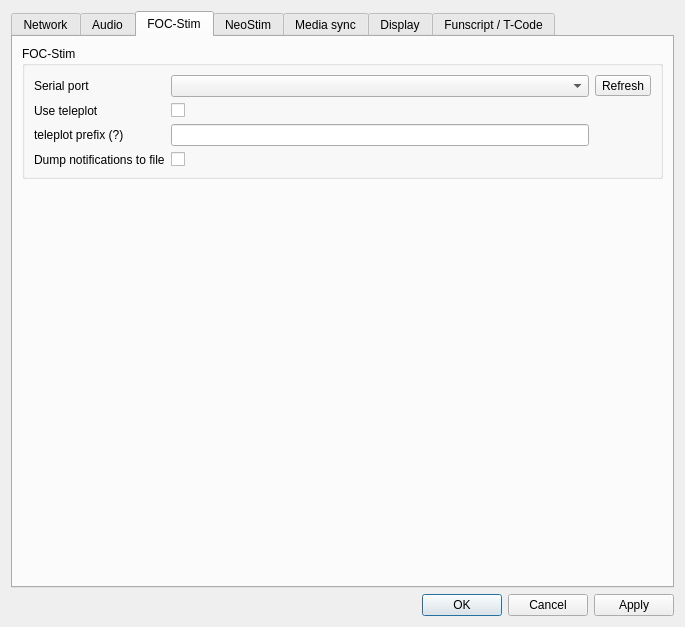
Old version of the form designer/preferencesdialog.ui in the repository diglet48/restim.
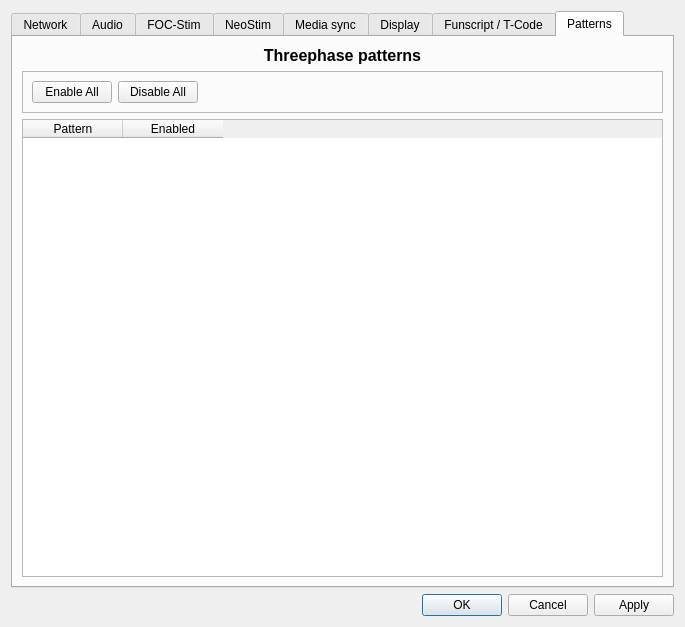
New version of the form. The open tabs and pages were chosen to show the change. Icons and pictures are not drawn. Custom widgets are drawn as their Qt base class.

Diff of the .ui file:
```diff
--- a/designer/preferencesdialog.ui
+++ b/designer/preferencesdialog.ui
@@ -797,6 +797,88 @@
        </item>
       </layout>
      </widget>
+     <widget class="QWidget" name="tab_patterns">
+      <attribute name="title">
+       <string>Patterns</string>
+      </attribute>
+      <layout class="QVBoxLayout" name="verticalLayout_9">
+       <item>
+        <widget class="QLabel" name="label_19">
+         <property name="text">
+          <string>&lt;html&gt;&lt;head/&gt;&lt;body&gt;&lt;p&gt;&lt;span style=&quot; font-size:12pt; font-weight:700;&quot;&gt;Threephase patterns&lt;/span&gt;&lt;/p&gt;&lt;/body&gt;&lt;/html&gt;</string>
+         </property>
+         <property name="alignment">
+          <set>Qt::AlignmentFlag::AlignCenter</set>
+         </property>
+         <property name="margin">
+          <number>10</number>
+         </property>
+        </widget>
+       </item>
+       <item>
+        <widget class="QFrame" name="frame_9">
+         <property name="frameShape">
+          <enum>QFrame::Shape::StyledPanel</enum>
+         </property>
+         <property name="frameShadow">
+          <enum>QFrame::Shadow::Raised</enum>
+         </property>
+         <layout class="QHBoxLayout" name="horizontalLayout_3">
+          <item>
+           <widget class="QPushButton" name="button_patterns_enable_all">
+            <property name="text">
+             <string>Enable All</string>
+            </property>
+           </widget>
+          </item>
+          <item>
+           <widget class="QPushButton" name="button_patterns_disable_all">
+            <property name="text">
+             <string>Disable All</string>
+            </property>
+           </widget>
+          </item>
+          <item>
+           <spacer name="horizontalSpacer">
+            <property name="orientation">
+             <enum>Qt::Orientation::Horizontal</enum>
+            </property>
+            <property name="sizeHint" stdset="0">
+             <size>
+              <width>40</width>
+              <height>20</height>
+             </size>
+            </property>
+           </spacer>
+          </item>
+         </layout>
+        </widget>
+       </item>
+       <item>
+        <widget class="QTableWidget" name="patterns_table">
+         <property name="alternatingRowColors">
+          <bool>true</bool>
+         </property>
+         <property name="selectionBehavior">
+          <enum>QAbstractItemView::SelectionBehavior::SelectRows</enum>
+         </property>
+         <attribute name="verticalHeaderVisible">
+          <bool>false</bool>
+         </attribute>
+         <column>
+          <property name="text">
+           <string>Pattern</string>
+          </property>
+         </column>
+         <column>
+          <property name="text">
+           <string>Enabled</string>
+          </property>
+         </column>
+        </widget>
+       </item>
+      </layout>
+     </widget>
     </widget>
    </item>
    <item>
```
